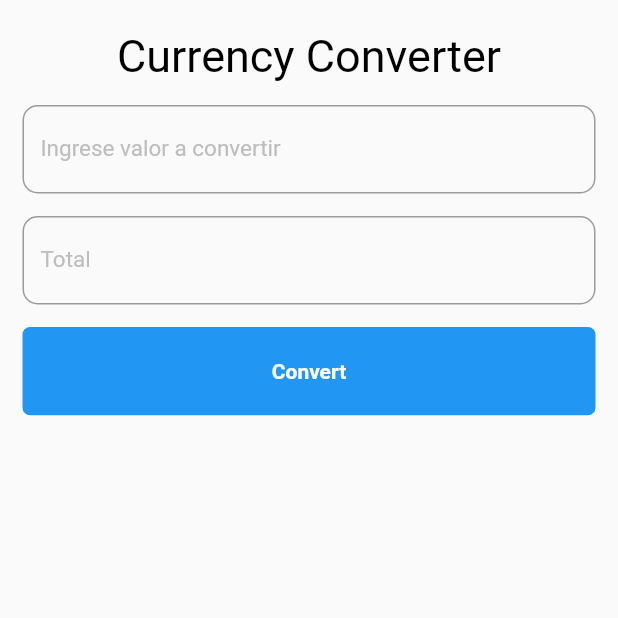
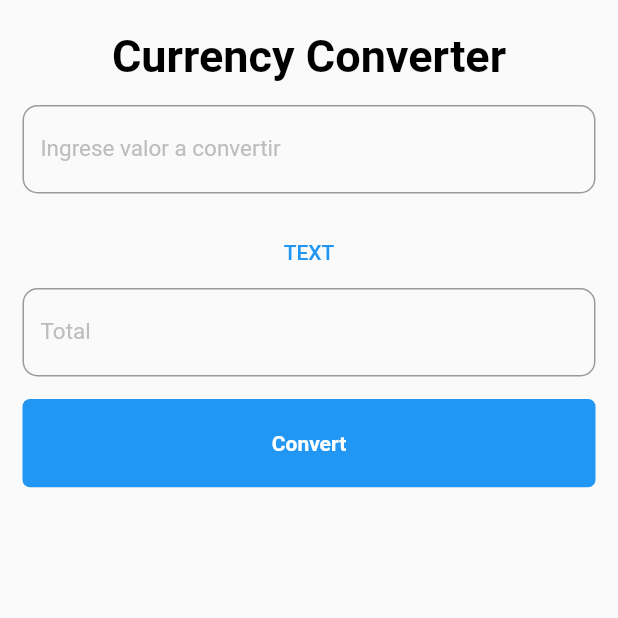
Before and after one commit to yuletsy/conversor, a Flutter app: the screen it shows after launch, on a phone screen of 412 x 824 dp, the top half of it. Run offline on Flutter 3.47's test engine with Material 2 defaults, Android fonts, the phone set to English and light mode, and no system bars.

Commit message:
commit class

```diff
--- a/lib/home_page/home_page.dart
+++ b/lib/home_page/home_page.dart
@@ -31,7 +31,7 @@ class _HomePageState extends State<HomePage> {
           child: Column(
             children: [
               Text("Currency Converter",
-                  style: TextStyle(fontSize: 30, color: Colors.black)),
+                  style: TextStyle(fontSize: 30, color: Colors.black, fontWeight: FontWeight.bold)),
               SizedBox(
                 height: 15,
               ),
@@ -48,7 +48,11 @@ class _HomePageState extends State<HomePage> {
                 height: 15,
               ),
 
-
+              TextButton(onPressed: (){
+                setState(() {
+                  Text("YULETSY PABON");
+                });
+              }, child: Text("TEXT")),
               // DropdownButton<String>(
               //     value: valueschoose,
               //     items: <String>['Pesos', 'Pesos Colombianos']
```
